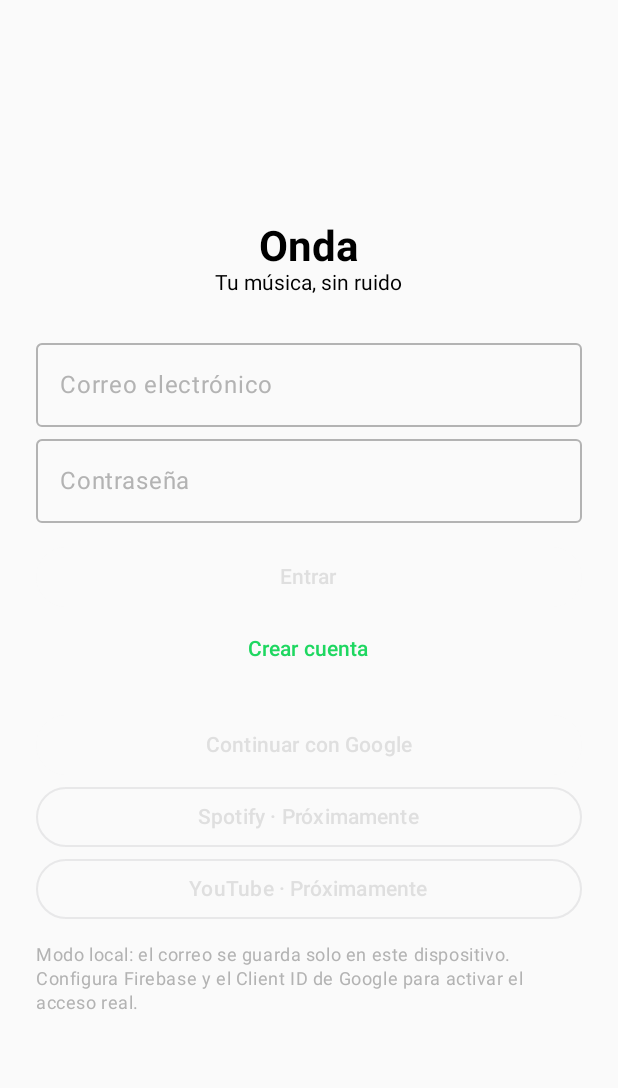
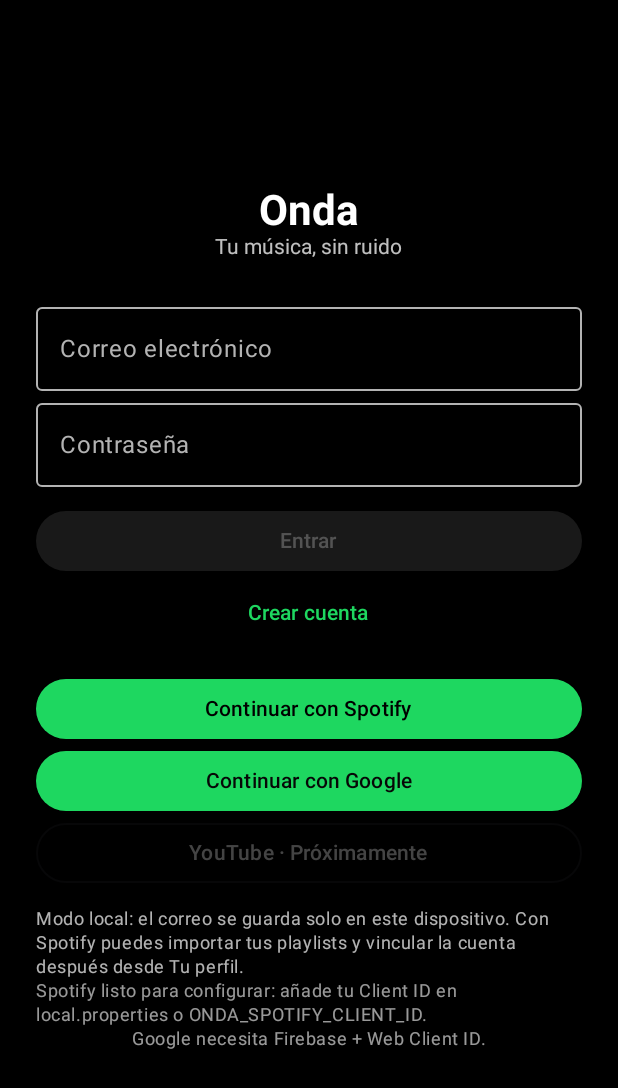
Before and after one commit to SUPPLICASTE/Onda, an Android app built with Jetpack Compose: the screen it shows after launch (MainActivity), on a phone screen of 412 x 824 dp. Shown: the top 1088 px of the screen. Run offline under Robolectric (Android 15) with nearby library versions, the phone set to English and light mode, and no system bars; our stand-ins replace Firebase (no records; nobody signed in at launch, a user with empty details on screens opened directly), Room's generated code; libraries missing offline, so code that uses them is left out: org.schabi.newpipe; 10 statements that could not run were skipped.

Commit message:
Onda 1.1.4: registro negro, Spotify OAuth con importacion y vinculacion, Google

```diff
--- a/app/src/main/java/com/supplicaste/onda/MainActivity.kt
+++ b/app/src/main/java/com/supplicaste/onda/MainActivity.kt
@@ -26,6 +26,21 @@ class MainActivity : ComponentActivity() {
             )
         }
         setContent { OndaApp() }
+        handleIncoming(intent)
+    }
+
+    override fun onNewIntent(intent: Intent) {
+        super.onNewIntent(intent)
+        handleIncoming(intent)
+    }
+
+    /** Callback OAuth de Spotify: ondaoauth://spotify/callback?code=...&state=... */
+    private fun handleIncoming(intent: Intent?) {
+        val data = intent?.data ?: return
+        if (data.scheme != "ondaoauth" || data.host != "spotify") return
+        val code = data.getQueryParameter("code") ?: return
+        val state = data.getQueryParameter("state").orEmpty()
+        OndaBus.spotifyCode.tryEmit("$code|$state")
     }
 
     override fun onActivityResult(requestCode: Int, resultCode: Int, data: Intent?) {
--- a/app/src/main/java/com/supplicaste/onda/data/Models.kt
+++ b/app/src/main/java/com/supplicaste/onda/data/Models.kt
@@ -95,6 +95,9 @@ interface OndaDao {
 
     @Query("SELECT * FROM playlists ORDER BY createdAt DESC")
     fun playlists(): Flow<List<PlaylistEntity>>
+
+    @Query("SELECT * FROM playlists WHERE name = :name LIMIT 1")
+    suspend fun playlistByName(name: String): PlaylistEntity?
 
     @Query("SELECT s.* FROM songs s INNER JOIN album_songs a ON a.songId = s.id WHERE a.albumId = :albumId ORDER BY a.position")
     fun songsInAlbum(albumId: Long): Flow<List<SongEntity>>
--- a/app/src/main/java/com/supplicaste/onda/ui/OndaApp.kt
+++ b/app/src/main/java/com/supplicaste/onda/ui/OndaApp.kt
@@ -94,7 +94,14 @@ fun OndaApp(vm: OndaViewModel = viewModel()) {
         }
 
         if (state.email == null) {
-            LoginScreen(vm = vm, message = state.message, loading = state.loading, mode = state.authMode, googleAvailable = state.googleAvailable)
+            LoginScreen(
+                vm = vm,
+                message = state.message,
+                loading = state.loading,
+                mode = state.authMode,
+                googleAvailable = state.googleAvailable,
+                spotifyAvailable = state.spotifyAvailable
+            )
             return@OndaTheme
         }
 
--- a/app/src/main/java/com/supplicaste/onda/ui/OndaBus.kt
+++ b/app/src/main/java/com/supplicaste/onda/ui/OndaBus.kt
@@ -4,4 +4,5 @@ import kotlinx.coroutines.flow.MutableSharedFlow
 
 object OndaBus {
     val imported = MutableSharedFlow<String>(extraBufferCapacity = 1)
+    val spotifyCode = MutableSharedFlow<String>(extraBufferCapacity = 1)
 }
--- a/app/src/main/java/com/supplicaste/onda/ui/login/LoginScreen.kt
+++ b/app/src/main/java/com/supplicaste/onda/ui/login/LoginScreen.kt
@@ -1,8 +1,11 @@
 package com.supplicaste.onda.ui.login
 
 import android.app.Activity
+import android.net.Uri
 import androidx.activity.compose.rememberLauncherForActivityResult
 import androidx.activity.result.contract.ActivityResultContracts
+import androidx.browser.customtabs.CustomTabsIntent
+import androidx.compose.foundation.background
 import androidx.compose.foundation.layout.Arrangement
 import androidx.compose.foundation.layout.Column
 import androidx.compose.foundation.layout.Spacer
@@ -11,6 +14,7 @@ import androidx.compose.foundation.layout.fillMaxWidth
 import androidx.compose.foundation.layout.height
 import androidx.compose.foundation.layout.padding
 import androidx.compose.material3.Button
+import androidx.compose.material3.ButtonDefaults
 import androidx.compose.material3.MaterialTheme
 import androidx.compose.material3.OutlinedButton
 import androidx.compose.material3.OutlinedTextField
@@ -23,11 +27,13 @@ import androidx.compose.runtime.remember
 import androidx.compose.runtime.setValue
 import androidx.compose.ui.Alignment
 import androidx.compose.ui.Modifier
+import androidx.compose.ui.graphics.Color
 import androidx.compose.ui.platform.LocalContext
 import androidx.compose.ui.text.input.PasswordVisualTransformation
 import androidx.compose.ui.unit.dp
 import com.supplicaste.onda.auth.AuthManager
 import com.supplicaste.onda.ui.OndaViewModel
+import com.supplicaste.onda.ui.theme.OndaAccent
 
 @Composable
 fun LoginScreen(
@@ -35,7 +41,8 @@ fun LoginScreen(
     message: String,
     loading: Boolean,
     mode: String,
-    googleAvailable: Boolean = false
+    googleAvailable: Boolean = false,
+    spotifyAvailable: Boolean = false
 ) {
     var email by remember { mutableStateOf("") }
     var password by remember { mutableStateOf("") }
@@ -54,13 +61,29 @@ fun LoginScreen(
         }
     }
 
+    fun openSpotify() {
+        val url = vm.spotifyAuthUrl()
+        if (url != null) {
+            CustomTabsIntent.Builder().build().launchUrl(context, Uri.parse(url))
+        } else {
+            vm.showMessage("Configura ONDA_SPOTIFY_CLIENT_ID y registra ondaoauth://spotify/callback en tu app de Spotify")
+        }
+    }
+
     Column(
-        modifier = Modifier.fillMaxSize().padding(24.dp),
+        modifier = Modifier
+            .fillMaxSize()
+            .background(Color.Black)
+            .padding(24.dp),
         verticalArrangement = Arrangement.Center,
         horizontalAlignment = Alignment.CenterHorizontally
     ) {
-        Text("Onda", style = MaterialTheme.typography.headlineLarge)
-        Text("Tu música, sin ruido", style = MaterialTheme.typography.bodyMedium)
+        Text("Onda", style = MaterialTheme.typography.headlineLarge, color = Color.White)
+        Text(
+            "Tu música, sin ruido",
+            style = MaterialTheme.typography.bodyMedium,
+            color = Color.White.copy(alpha = 0.75f)
+        )
         Spacer(Modifier.height(24.dp))
 
         OutlinedTextField(
@@ -91,18 +114,24 @@ fun LoginScreen(
         Spacer(Modifier.height(16.dp))
 
         Button(
+            onClick = { openSpotify() },
+            enabled = !loading,
+            modifier = Modifier.fillMaxWidth(),
+            colors = ButtonDefaults.buttonColors(containerColor = OndaAccent, contentColor = Color.Black)
+        ) { Text("Continuar con Spotify") }
+
+        Button(
             onClick = {
-                vm.googleSignInIntent()?.let { googleLauncher.launch(it) }
+                val intent = vm.googleSignInIntent()
+                if (intent != null) {
+                    googleLauncher.launch(intent)
+                } else {
+                    vm.showMessage("Configura Firebase y ONDA_GOOGLE_WEB_CLIENT_ID para entrar con Google")
+                }
             },
-            enabled = !loading && googleAvailable,
+            enabled = !loading,
             modifier = Modifier.fillMaxWidth()
         ) { Text("Continuar con Google") }
-
-        OutlinedButton(
-            onClick = {},
-            enabled = false,
-            modifier = Modifier.fillMaxWidth()
-        ) { Text("Spotify · Próximamente") }
 
         OutlinedButton(
             onClick = {},
@@ -114,18 +143,30 @@ fun LoginScreen(
 
         Text(
             text = when {
-                !googleAvailable && mode == "Local" ->
+                mode == "Local" ->
                     "Modo local: el correo se guarda solo en este dispositivo. " +
-                        "Configura Firebase y el Client ID de Google para activar el acceso real."
-                !googleAvailable ->
-                    "Configura ONDA_GOOGLE_WEB_CLIENT_ID para activar el acceso con Google."
-                else -> "Registro verificado con Firebase"
+                        "Con Spotify puedes importar tus playlists y vincular la cuenta después desde Tu perfil."
+                else -> "Registro verificado con Firebase · $mode"
             },
             style = MaterialTheme.typography.bodySmall,
-            color = MaterialTheme.colorScheme.onSurfaceVariant
+            color = Color.White.copy(alpha = 0.7f)
         )
+        if (!spotifyAvailable) {
+            Text(
+                "Spotify listo para configurar: añade tu Client ID en local.properties o ONDA_SPOTIFY_CLIENT_ID.",
+                style = MaterialTheme.typography.bodySmall,
+                color = Color.White.copy(alpha = 0.6f)
+            )
+        }
+        if (!googleAvailable) {
+            Text(
+                "Google necesita Firebase + Web Client ID.",
+                style = MaterialTheme.typography.bodySmall,
+                color = Color.White.copy(alpha = 0.6f)
+            )
+        }
         if (message.isNotBlank()) {
-            Text(message, style = MaterialTheme.typography.bodySmall)
+            Text(message, style = MaterialTheme.typography.bodySmall, color = Color.White)
         }
     }
 }
```
Also changed, not shown: app/build.gradle.kts (+9 -2 lines), app/src/main/AndroidManifest.xml (+10 -0 lines), app/src/main/java/com/supplicaste/onda/auth/AuthManager.kt (+125 -3 lines), app/src/main/java/com/supplicaste/onda/data/OndaRepository.kt (+54 -6 lines), app/src/main/java/com/supplicaste/onda/data/SpotifyImporter.kt (added, +101 -0 lines), app/src/main/java/com/supplicaste/onda/ui/OndaViewModel.kt (+83 -1 lines), app/src/main/java/com/supplicaste/onda/ui/profile/ProfileDialog.kt (+50 -1 lines), 1 other file.
